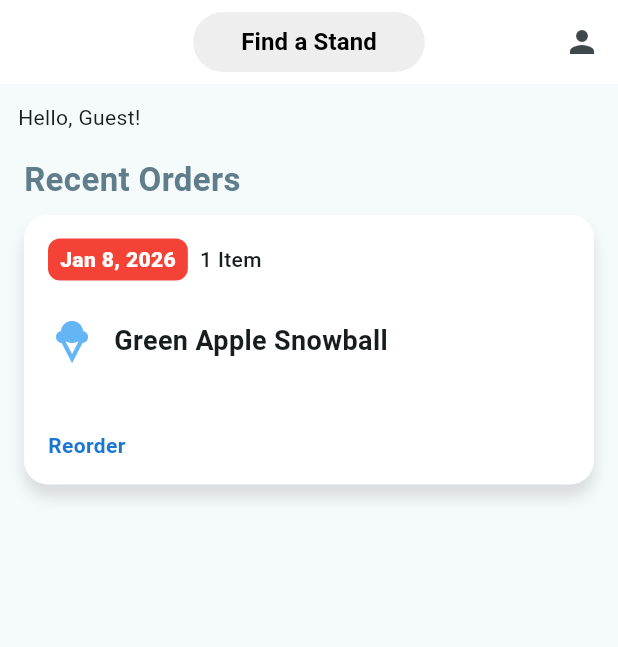
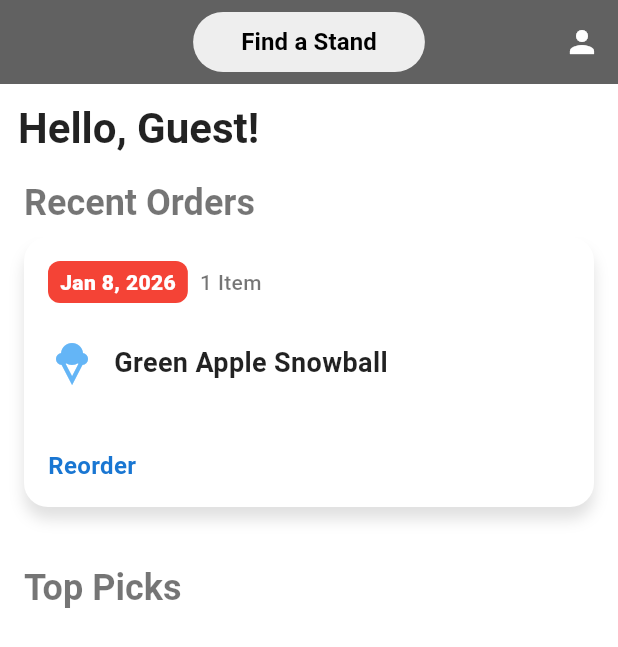
Before and after one commit to Dustin-Branch/GeauxSnow, a Flutter app: the screen it shows after launch, on a phone screen of 412 x 824 dp. Shown: the top 647 px of the screen. Run offline on Flutter 3.47's test engine with Material 3 defaults, Android fonts, the phone set to English and light mode, and no system bars; accounts and stored records are empty.

Commit message:
feat: Theme Based on Selected Stand (#5)
* feat: update heading text style

* feat: add dynamic themes based on selected stand

* feat: remove style overwrites so theme is used instead

* feat: update text styles and icon color

* feat: add reusable widget for horizontal list of children, add recent orders list and recent order widget

---------

Co-authored-by: dbranch <dbranch@envoc.com>

```diff
--- a/lib/home/home.dart
+++ b/lib/home/home.dart
@@ -48,7 +48,6 @@ class _HomePageState extends State<HomePage> {
   Widget build(BuildContext context) {
     return Scaffold(
       appBar: AppBar(
-        backgroundColor: Colors.white,
         centerTitle: true,
         title: Consumer<SelectedStandProvider>(
           builder: (context, value, child) {
@@ -81,6 +80,7 @@ class _HomePageState extends State<HomePage> {
             icon: const Icon(Icons.person),
             tooltip: 'Profile',
             onPressed: _openProfilePage,
+            color: Colors.white,
           ),
         ],
       ),
@@ -91,7 +91,10 @@ class _HomePageState extends State<HomePage> {
             Consumer<LoggedInUserProvider>(
               builder: (context, value, child) => Padding(
                 padding: const EdgeInsets.only(left: 12, top: 12, bottom: 8),
-                child: Text('Hello, ${value.user?.name ?? 'Guest'}!'),
+                child: Text(
+                  'Hello, ${value.user?.name ?? 'Guest'}!',
+                  style: Theme.of(context).textTheme.headlineLarge,
+                ),
               ),
             ),
             const RecentOrders(),
--- /dev/null
+++ b/lib/home/recent_oder.dart
@@ -0,0 +1,103 @@
+import 'package:flutter/material.dart';
+import 'package:geaux_snow/models/order.dart';
+import 'package:intl/intl.dart';
+
+class RecentOrder extends StatelessWidget {
+  final OrderDto order;
+
+  const RecentOrder({super.key, required this.order});
+
+  @override
+  Widget build(BuildContext context) {
+    final product = order.products?.isNotEmpty == true
+        ? order.products!.first
+        : null;
+    final formattedPurchaseDate = DateFormat(
+      'MMM d, y',
+    ).format(order.createdAt);
+
+    return Container(
+      width: MediaQuery.of(context).size.width - 32,
+      decoration: BoxDecoration(
+        color: Colors.white,
+        borderRadius: BorderRadius.circular(16),
+        boxShadow: [
+          BoxShadow(color: Colors.black12, blurRadius: 8, offset: Offset(0, 8)),
+        ],
+      ),
+      child: Padding(
+        padding: const EdgeInsets.all(16.0),
+        child: Column(
+          crossAxisAlignment: CrossAxisAlignment.start,
+          children: [
+            Row(
+              children: [
+                Container(
+                  padding: const EdgeInsets.symmetric(
+                    horizontal: 8,
+                    vertical: 4,
+                  ),
+                  decoration: BoxDecoration(
+                    color: Colors.red,
+                    borderRadius: BorderRadius.circular(8),
+                  ),
+                  child: Text(
+                    formattedPurchaseDate,
+                    style: const TextStyle(
+                      fontSize: 14,
+                      color: Colors.white,
+                      fontWeight: FontWeight.w900,
+                    ),
+                  ),
+                ),
+                const SizedBox(width: 8),
+                Text(
+                  '${order.products?.length ?? 0} Item${(order.products?.length ?? 0) == 1 ? '' : 's'}',
+                  style: const TextStyle(
+                    fontSize: 14,
+                    fontWeight: FontWeight.w500,
+                  ),
+                ),
+              ],
+            ),
+            const SizedBox(height: 24),
+            if (product != null)
+              Row(
+                children: [
+                  Icon(Icons.icecream, color: Colors.blue.shade300, size: 32),
+                  const SizedBox(width: 12),
+                  Expanded(
+                    child: Text(
+                      product.name,
+                      style: const TextStyle(
+                        fontSize: 18,
+                        fontWeight: FontWeight.bold,
+                        color: Colors.black87,
+                      ),
+                      overflow: TextOverflow.ellipsis,
+                    ),
+                  ),
+                ],
+              ),
+            const Spacer(),
+            GestureDetector(
+              onTap: () {
+                // TODO: implement reorder functionality
+                ScaffoldMessenger.of(context).showSnackBar(
+                  SnackBar(content: Text('Reorder ${product?.name ?? 'item'}')),
+                );
+              },
+              child: Text(
+                'Reorder',
+                style: TextStyle(
+                  color: Colors.blue.shade700,
+                  fontWeight: FontWeight.bold,
+                ),
+              ),
+            ),
+          ],
+        ),
+      ),
+    );
+  }
+}
--- a/lib/home/recent_orders.dart
+++ b/lib/home/recent_orders.dart
@@ -1,6 +1,7 @@
 import 'package:flutter/material.dart';
+import 'package:geaux_snow/home/recent_oder.dart';
 import 'package:geaux_snow/models/order.dart';
-import 'package:intl/intl.dart';
+import 'package:geaux_snow/shared/horizontal_list_view.dart';
 
 class RecentOrders extends StatefulWidget {
   const RecentOrders({super.key});
@@ -44,114 +45,18 @@ class _RecentOrdersState extends State<RecentOrders> {
           padding: const EdgeInsets.symmetric(horizontal: 16.0, vertical: 8),
           child: Text(
             'Recent Orders',
-            style: TextStyle(
-              fontSize: 22,
-              fontWeight: FontWeight.bold,
-              color: Colors.blueGrey,
-            ),
+            style: Theme.of(context).textTheme.headlineMedium,
           ),
         ),
-        SizedBox(
-          height: 210,
-          child: ListView.separated(
-            scrollDirection: Axis.horizontal,
-            padding: const EdgeInsets.fromLTRB(16, 0, 16, 30),
-            itemCount: _orders.length,
-            separatorBuilder: (context, index) => const SizedBox(width: 16),
-            itemBuilder: (context, index) {
-              final order = _orders[index];
-              final product = order.products?.isNotEmpty == true
-                  ? order.products!.first
-                  : null;
-              final formattedPurchaseDate = DateFormat(
-                'MMM d, y',
-              ).format(order.createdAt);
-              return Container(
-                width: MediaQuery.of(context).size.width - 32,
-                decoration: BoxDecoration(
-                  color: Colors.white,
-                  borderRadius: BorderRadius.circular(16),
-                  boxShadow: [
-                    BoxShadow(
-                      color: Colors.black12,
-                      blurRadius: 8,
-                      offset: Offset(0, 8),
-                    ),
-                  ],
-                ),
-                child: Padding(
-                  padding: const EdgeInsets.all(16.0),
-                  child: Column(
-                    crossAxisAlignment: CrossAxisAlignment.start,
-                    children: [
-                      Row(
-                        children: [
-                          Container(
-                            padding: const EdgeInsets.symmetric(
-                              horizontal: 8,
-                              vertical: 4,
-                            ),
-                            decoration: BoxDecoration(
-                              color: Colors.red,
-                              borderRadius: BorderRadius.circular(8),
-                            ),
-                            child: Text(
-                              formattedPurchaseDate,
-                              style: const TextStyle(
-                                fontSize: 14,
-                                color: Colors.white,
-                                fontWeight: FontWeight.w900,
-                              ),
-                            ),
-                          ),
-                          const SizedBox(width: 8),
-                          Text(
-                            '${order.products?.length ?? 0} Item${(order.products?.length ?? 0) == 1 ? '' : 's'}',
-                            style: const TextStyle(
-                              fontSize: 14,
-                              fontWeight: FontWeight.w500,
-                            ),
-                          ),
-                        ],
-                      ),
-                      const SizedBox(height: 24),
-                      if (product != null)
-                        Row(
-                          children: [
-                            Icon(
-                              Icons.icecream,
-                              color: Colors.blue.shade300,
-                              size: 32,
-                            ),
-                            const SizedBox(width: 12),
-                            Expanded(
-                              child: Text(
-                                product.name,
-                                style: const TextStyle(
-                                  fontSize: 18,
-                                  fontWeight: FontWeight.bold,
-                                ),
-                                overflow: TextOverflow.ellipsis,
-                              ),
-                            ),
-                          ],
-                        ),
-                      const Spacer(),
-                      GestureDetector(
-                        onTap: null, //TODO: implement reorder functionality
-                        child: Text(
-                          'Reorder',
-                          style: TextStyle(
-                            color: Colors.blue.shade700,
-                            fontWeight: FontWeight.bold,
-                          ),
-                        ),
-                      ),
-                    ],
-                  ),
-                ),
-              );
-            },
+        HorizontalListView<OrderDto>(
+          items: _orders,
+          itemBuilder: (context, order) => RecentOrder(order: order),
+        ),
+        Padding(
+          padding: const EdgeInsets.symmetric(horizontal: 16.0, vertical: 8),
+          child: Text(
+            'Top Picks',
+            style: Theme.of(context).textTheme.headlineMedium,
           ),
         ),
       ],
--- a/lib/main.dart
+++ b/lib/main.dart
@@ -1,6 +1,7 @@
 import 'package:flutter/material.dart';
 import 'package:geaux_snow/home/home.dart';
 import 'package:geaux_snow/models/stand.dart';
+import 'package:geaux_snow/models/stand_theme.dart';
 import 'package:geaux_snow/models/user.dart';
 import 'package:provider/provider.dart';
 
@@ -29,11 +30,12 @@ class MyApp extends StatelessWidget {
 
   @override
   Widget build(BuildContext context) {
+    final selectedStand = context.watch<SelectedStandProvider>().selectedStand;
+    final theme = getThemeDataForStand(selectedStand?.id);
+
     return MaterialApp(
       title: 'Geaux Snow',
-      theme: ThemeData(
-        colorScheme: ColorScheme.fromSeed(seedColor: Colors.white),
-      ),
+      theme: theme,
       home: const HomePage(title: 'Home'),
     );
   }
--- /dev/null
+++ b/lib/models/stand_theme.dart
@@ -0,0 +1,228 @@
+import 'package:flutter/material.dart';
+
+class StandTheme {
+  final Color primaryColor;
+  final Color secondaryColor;
+  final Color backgroundColor;
+  final Color appBarColor;
+  final TextStyle headlineStyle;
+  final TextStyle bodyStyle;
+
+  // add more theme properties as needed
+
+  StandTheme({
+    required this.primaryColor,
+    required this.secondaryColor,
+    required this.backgroundColor,
+    required this.appBarColor,
+    required this.headlineStyle,
+    required this.bodyStyle,
+  });
+}
+
+//TODO: this will eventually be deleted and replaced with an API call that will fetch StandTheme data
+ThemeData getThemeDataForStand(int? standId) {
+  switch (standId) {
+    case 1:
+      return ThemeData(
+        colorScheme: ColorScheme.fromSeed(seedColor: Colors.blue),
+        scaffoldBackgroundColor: Colors.blue.shade50,
+        appBarTheme: AppBarTheme(
+          backgroundColor: Colors.blue.shade700,
+          titleTextStyle: TextStyle(
+            fontSize: 22,
+            fontWeight: FontWeight.bold,
+            color: Colors.blue.shade900,
+          ),
+        ),
+        textTheme: TextTheme(
+          headlineLarge: TextStyle(
+            fontSize: 28,
+            fontWeight: FontWeight.bold,
+            color: Colors.blue.shade900,
+          ),
+          headlineMedium: TextStyle(
+            fontSize: 24,
+            fontWeight: FontWeight.w700,
+            color: Colors.blue.shade800,
+          ),
+          headlineSmall: TextStyle(
+            fontSize: 18,
+            fontWeight: FontWeight.w600,
+            color: Colors.orange.shade700,
+          ),
+          bodyLarge: TextStyle(fontSize: 18, color: Colors.blue.shade800),
+          bodyMedium: TextStyle(fontSize: 16, color: Colors.blue.shade600),
+          bodySmall: TextStyle(fontSize: 14, color: Colors.blue.shade400),
+        ),
+      );
+    case 2:
+      return ThemeData(
+        colorScheme: ColorScheme.fromSeed(seedColor: Colors.green),
+        scaffoldBackgroundColor: Colors.green.shade50,
+        appBarTheme: AppBarTheme(
+          backgroundColor: Colors.green.shade700,
+          titleTextStyle: TextStyle(
+            fontSize: 22,
+            fontWeight: FontWeight.bold,
+            color: Colors.green.shade900,
+          ),
+        ),
+        textTheme: TextTheme(
+          headlineLarge: TextStyle(
+            fontSize: 28,
+            fontWeight: FontWeight.bold,
+            color: Colors.green.shade900,
+          ),
+          headlineMedium: TextStyle(
+            fontSize: 24,
+            fontWeight: FontWeight.w700,
+            color: Colors.green.shade800,
+          ),
+          headlineSmall: TextStyle(
+            fontSize: 18,
+            fontWeight: FontWeight.w600,
+            color: Colors.pink.shade700,
+          ),
+          bodyLarge: TextStyle(fontSize: 18, color: Colors.green.shade800),
+          bodyMedium: TextStyle(fontSize: 16, color: Colors.green.shade600),
+          bodySmall: TextStyle(fontSize: 14, color: Colors.green.shade400),
+        ),
+      );
+    case 3:
+      return ThemeData(
+        colorScheme: ColorScheme.fromSeed(seedColor: Colors.purple),
+        scaffoldBackgroundColor: Colors.purple.shade50,
+        appBarTheme: AppBarTheme(
+          backgroundColor: Colors.purple.shade700,
+          titleTextStyle: TextStyle(
+            fontSize: 22,
+            fontWeight: FontWeight.bold,
+            color: Colors.purple.shade900,
+          ),
+        ),
+        textTheme: TextTheme(
+          headlineLarge: TextStyle(
+            fontSize: 28,
+            fontWeight: FontWeight.bold,
+            color: Colors.purple.shade900,
+          ),
+          headlineMedium: TextStyle(
+            fontSize: 24,
+            fontWeight: FontWeight.w700,
+            color: Colors.purple.shade800,
+          ),
+          headlineSmall: TextStyle(
+            fontSize: 18,
+            fontWeight: FontWeight.w600,
+            color: Colors.yellow.shade800,
+          ),
+          bodyLarge: TextStyle(fontSize: 18, color: Colors.purple.shade800),
+          bodyMedium: TextStyle(fontSize: 16, color: Colors.purple.shade600),
+          bodySmall: TextStyle(fontSize: 14, color: Colors.purple.shade400),
+        ),
+      );
+    case 4:
+      return ThemeData(
+        colorScheme: ColorScheme.fromSeed(seedColor: Colors.red),
+        scaffoldBackgroundColor: Colors.red.shade50,
+        appBarTheme: AppBarTheme(
+          backgroundColor: Colors.red.shade700,
+          titleTextStyle: TextStyle(
+            fontSize: 22,
+            fontWeight: FontWeight.bold,
+            color: Colors.red.shade900,
+          ),
+        ),
+        textTheme: TextTheme(
+          headlineLarge: TextStyle(
+            fontSize: 28,
+            fontWeight: FontWeight.bold,
+            color: Colors.red.shade900,
+          ),
+          headlineMedium: TextStyle(
+            fontSize: 24,
+            fontWeight: FontWeight.w700,
+            color: Colors.red.shade800,
+          ),
+          headlineSmall: TextStyle(
+            fontSize: 18,
+            fontWeight: FontWeight.w600,
+            color: Colors.teal.shade700,
+          ),
+          bodyLarge: TextStyle(fontSize: 18, color: Colors.red.shade800),
+          bodyMedium: TextStyle(fontSize: 16, color: Colors.red.shade600),
+          bodySmall: TextStyle(fontSize: 14, color: Colors.red.shade400),
+        ),
+      );
+    case 5:
+      return ThemeData(
+        colorScheme: ColorScheme.fromSeed(seedColor: Colors.deepOrange),
+        scaffoldBackgroundColor: Colors.deepOrange.shade50,
+        appBarTheme: AppBarTheme(
+          backgroundColor: Colors.deepOrange.shade700,
+          titleTextStyle: TextStyle(
+            fontSize: 22,
+            fontWeight: FontWeight.bold,
+            color: Colors.deepOrange.shade900,
+          ),
+        ),
+        textTheme: TextTheme(
+          headlineLarge: TextStyle(
+            fontSize: 28,
+            fontWeight: FontWeight.bold,
+            color: Colors.deepOrange.shade900,
+          ),
+          headlineMedium: TextStyle(
+            fontSize: 24,
+            fontWeight: FontWeight.w700,
+            color: Colors.deepOrange.shade800,
+          ),
+          headlineSmall: TextStyle(
+            fontSize: 18,
+            fontWeight: FontWeight.w600,
+            color: Colors.indigo.shade700,
+          ),
+          bodyLarge: TextStyle(fontSize: 18, color: Colors.deepOrange.shade800),
+          bodyMedium: TextStyle(
+            fontSize: 16,
+            color: Colors.deepOrange.shade600,
+          ),
+          bodySmall: TextStyle(fontSize: 14, color: Colors.deepOrange.shade400),
+        ),
+      );
+    default:
+      return ThemeData(
+        colorScheme: ColorScheme.fromSeed(seedColor: Colors.grey),
+        scaffoldBackgroundColor: Colors.white,
+        appBarTheme: AppBarTheme(
+          backgroundColor: Colors.grey.shade700,
+          titleTextStyle: TextStyle(
+            fontSize: 22,
+            fontWeight: FontWeight.bold,
+            color: Colors.black87,
+          ),
+        ),
+        textTheme: TextTheme(
+          headlineLarge: TextStyle(
+            fontSize: 28,
+            fontWeight: FontWeight.bold,
+            color: Colors.black87,
+          ),
+          headlineMedium: TextStyle(
+            fontSize: 24,
+            fontWeight: FontWeight.w700,
+            color: Colors.black54,
+          ),
+          headlineSmall: TextStyle(
+            fontSize: 18,
+            fontWeight: FontWeight.w600,
+            color: Colors.blueGrey,
+          ),
+          bodyLarge: TextStyle(fontSize: 18, color: Colors.black87),
+          bodyMedium: TextStyle(fontSize: 16, color: Colors.black54),
+          bodySmall: TextStyle(fontSize: 14, color: Colors.grey),
+        ),
+      );
+  }
+}
--- /dev/null
+++ b/lib/shared/horizontal_list_view.dart
@@ -0,0 +1,40 @@
+import 'package:flutter/material.dart';
+
+class HorizontalListView<T> extends StatelessWidget {
+  final List<T> items;
+  final Widget Function(BuildContext context, T item) itemBuilder;
+  final double itemWidth;
+  final EdgeInsets padding;
+  final double height;
+
+  const HorizontalListView({
+    super.key,
+    required this.items,
+    required this.itemBuilder,
+    this.itemWidth = double.infinity,
+    this.padding = const EdgeInsets.fromLTRB(16, 0, 16, 30),
+    this.height = 210,
+  });
+
+  @override
+  Widget build(BuildContext context) {
+    return SizedBox(
+      height: height,
+      child: ListView.separated(
+        scrollDirection: Axis.horizontal,
+        padding: padding,
+        itemCount: items.length,
+        separatorBuilder: (context, index) => const SizedBox(width: 16),
+        itemBuilder: (context, index) {
+          final item = items[index];
+          return SizedBox(
+            width: itemWidth == double.infinity
+                ? MediaQuery.of(context).size.width - 32
+                : itemWidth,
+            child: itemBuilder(context, item),
+          );
+        },
+      ),
+    );
+  }
+}
```
